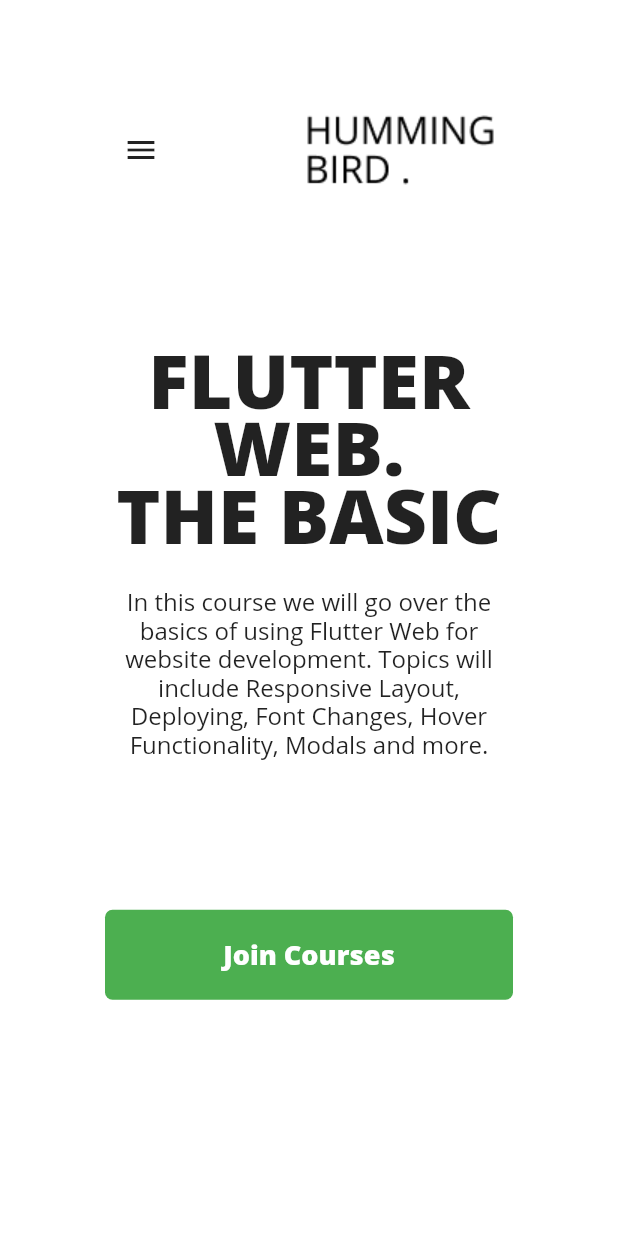
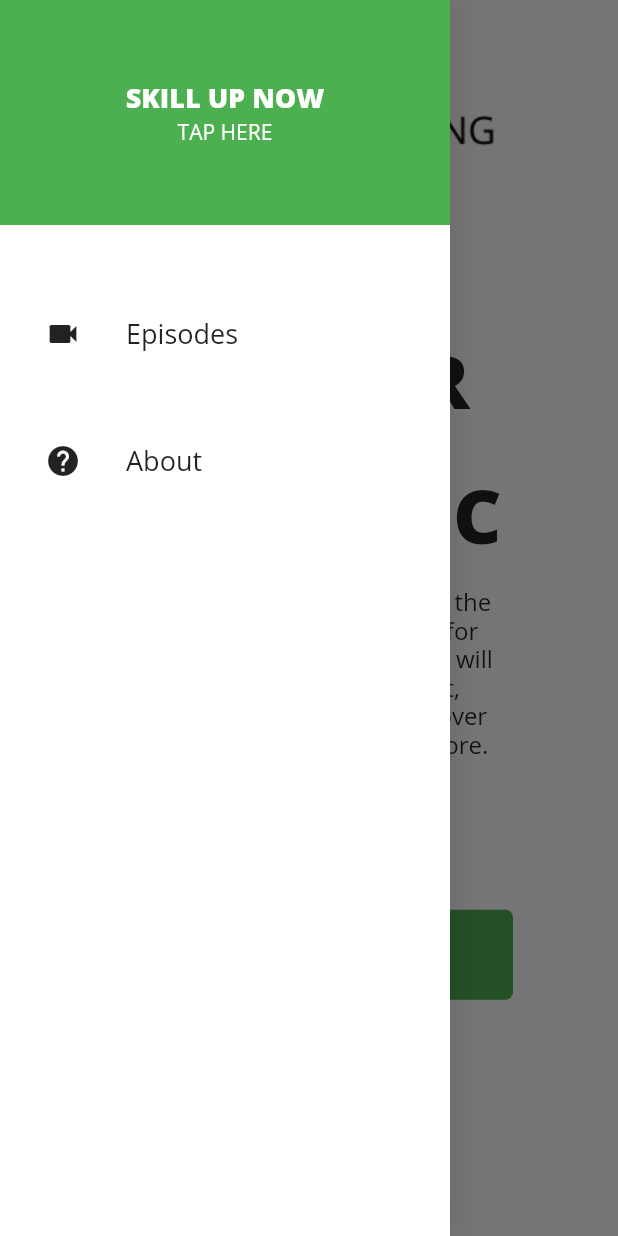
Before and after one commit to rendiwithi/flutter_web, a Flutter app: the screen it shows after launch, with the side drawer open (before the commit the screen has no drawer), on a phone screen of 412 x 824 dp. Run offline on Flutter 3.47's test engine with Material 2 defaults, Android fonts, the light colour scheme and no system bars; our stand-ins replace responsive_builder.

Commit message:
add a responsive web

```diff
--- /dev/null
+++ b/lib/constants/app_colors.dart
@@ -0,0 +1,3 @@
+import 'package:flutter/material.dart';
+
+const Color primaryColor = Colors.green;
--- a/lib/views/home/home_view.dart
+++ b/lib/views/home/home_view.dart
@@ -3,14 +3,17 @@ import 'package:responsive_builder/responsive_builder.dart';
 import 'package:web_flutter/views/centered_view/centered_view.dart';
 import 'package:web_flutter/views/home/home_content_desktop.dart';
 import 'package:web_flutter/views/home/home_content_mobile.dart';
-import 'package:web_flutter/widgets/call_to_action/call_to_action.dart';
-import 'package:web_flutter/widgets/course_details/course_details.dart';
 import 'package:web_flutter/widgets/navigator_bar/navigation_bar.dart';
+import 'package:web_flutter/widgets/navigator_bar/navigation_drawer/navigation_drawer.dart';
 
 class HomeView extends StatelessWidget {
   @override
   Widget build(BuildContext context) {
-    return Scaffold(
+    return ResponsiveBuilder(
+      builder: (context, sizingInformation) => Scaffold(
+        drawer: sizingInformation.deviceScreenType == DeviceScreenType.mobile
+            ? NavigationDrawer()
+            : null,
         backgroundColor: Colors.white,
         body: CenteredView(
           child: Column(
@@ -20,9 +23,9 @@ class HomeView extends StatelessWidget {
                   child: ScreenTypeLayout(
                 mobile: HomeContentMobile(),
                 desktop: HomeContentDesktop(),
-              )
-            )
+              ))
             ],
+          ),
         ),
       ),
     );
--- a/lib/widgets/call_to_action/call_to_action_mobile_desktop.dart
+++ b/lib/widgets/call_to_action/call_to_action_mobile_desktop.dart
@@ -1,4 +1,5 @@
 import 'package:flutter/material.dart';
+import 'package:web_flutter/constants/app_colors.dart';
 
 class CallToActionMobileDesktop extends StatelessWidget {
   final String title;
@@ -17,7 +18,7 @@ class CallToActionMobileDesktop extends StatelessWidget {
         ),
       ),
       decoration: BoxDecoration(
-          color: Colors.green, borderRadius: BorderRadius.circular(5)) ,
+          color: primaryColor, borderRadius: BorderRadius.circular(5)) ,
 
     );
   }
--- a/lib/widgets/call_to_action/call_to_action_tablet_desktop.dart
+++ b/lib/widgets/call_to_action/call_to_action_tablet_desktop.dart
@@ -1,4 +1,5 @@
 import 'package:flutter/material.dart';
+import 'package:web_flutter/constants/app_colors.dart';
 
 class CallToActionTabletDesktop extends StatelessWidget {
   final String title;
@@ -19,7 +20,7 @@ class CallToActionTabletDesktop extends StatelessWidget {
         ),
       ),
       decoration: BoxDecoration(
-          color: Colors.green, borderRadius: BorderRadius.circular(5)),
+          color: primaryColor, borderRadius: BorderRadius.circular(5)),
     );
   }
 }
--- /dev/null
+++ b/lib/widgets/navigator_bar/navigation_drawer/navigation_drawer.dart
@@ -0,0 +1,24 @@
+import 'package:flutter/material.dart';
+import 'package:web_flutter/widgets/navigator_bar/navigation_drawer/navigation_drawer_header.dart';
+import 'package:web_flutter/widgets/navigator_bar/navigation_drawer/navigation_drawer_item.dart';
+
+class NavigationDrawer extends StatelessWidget {
+  @override
+  Widget build(BuildContext context) {
+    return Container(
+      width: 300,
+
+      decoration: BoxDecoration(
+        color: Colors.white,
+        boxShadow: [
+          BoxShadow(color: Colors.black12, blurRadius: 16)
+        ]
+      ),
+      child: Column(children: [
+        NavigationDrawerHeader(),
+        DrawerItem('Episodes',Icons.videocam),
+        DrawerItem('About',Icons.help),
+      ],),
+    );
+  }
+}
--- /dev/null
+++ b/lib/widgets/navigator_bar/navigation_drawer/navigation_drawer_header.dart
@@ -0,0 +1,31 @@
+import 'package:flutter/material.dart';
+import 'package:web_flutter/constants/app_colors.dart';
+
+class NavigationDrawerHeader extends StatelessWidget {
+  @override
+  Widget build(BuildContext context) {
+    return Container(
+      height: 150,
+      width: 300,
+      color: primaryColor,
+      child: Column(
+        mainAxisAlignment: MainAxisAlignment.center,
+        mainAxisSize: MainAxisSize.min,
+        children: [
+          Text(
+            'SKILL UP NOW',
+            style: TextStyle(
+              fontSize: 18,
+              fontWeight: FontWeight.w800,
+              color: Colors.white,
+            ),
+          ),
+          Text(
+            'TAP HERE',
+            style: TextStyle(color: Colors.white),
+          )
+        ],
+      ),
+    );
+  }
+}
--- /dev/null
+++ b/lib/widgets/navigator_bar/navigation_drawer/navigation_drawer_item.dart
@@ -0,0 +1,20 @@
+import 'package:flutter/material.dart';
+import 'package:web_flutter/widgets/navigator_bar/navbar_item.dart';
+
+class DrawerItem extends StatelessWidget {
+  final String title;
+  final IconData icon;
+  const DrawerItem(this.title, this.icon);
+  @override
+  Widget build(BuildContext context) {
+    return Padding(
+      padding: EdgeInsets.only(left: 30, top: 60),
+      child: Row(children: [
+        Icon(icon),
+        SizedBox(width: 30,),
+        NavBarItem(title),
+      ],),
+
+    );
+  }
+}
```
Lines whose indentation alone changed are shown as unchanged.
